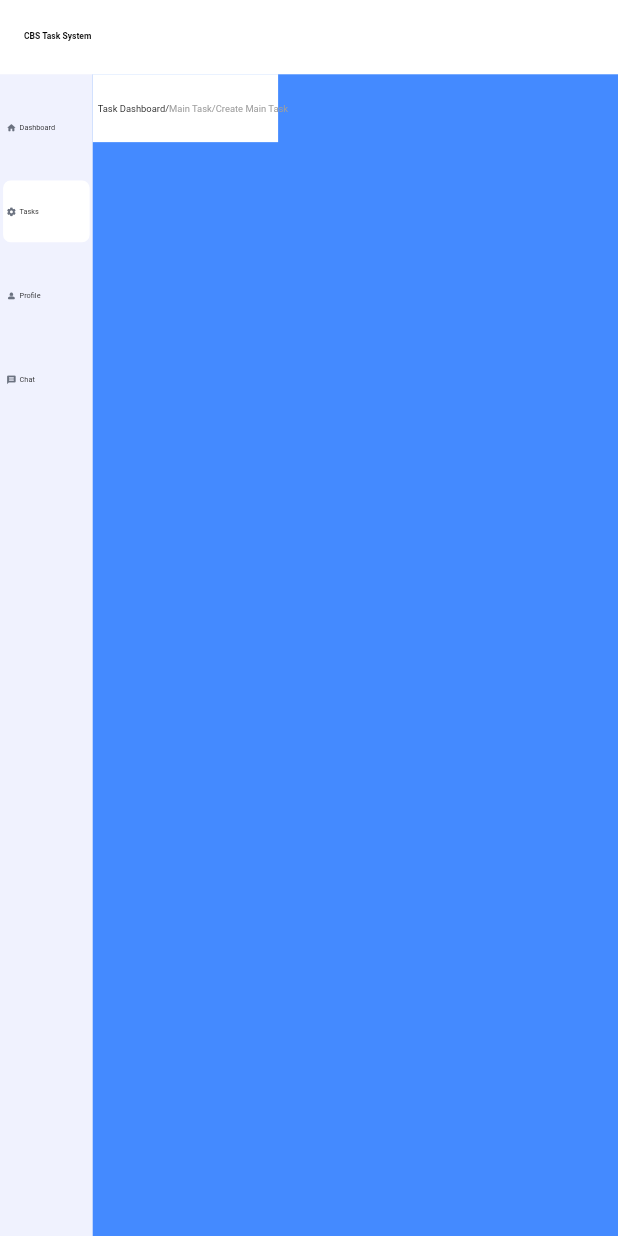
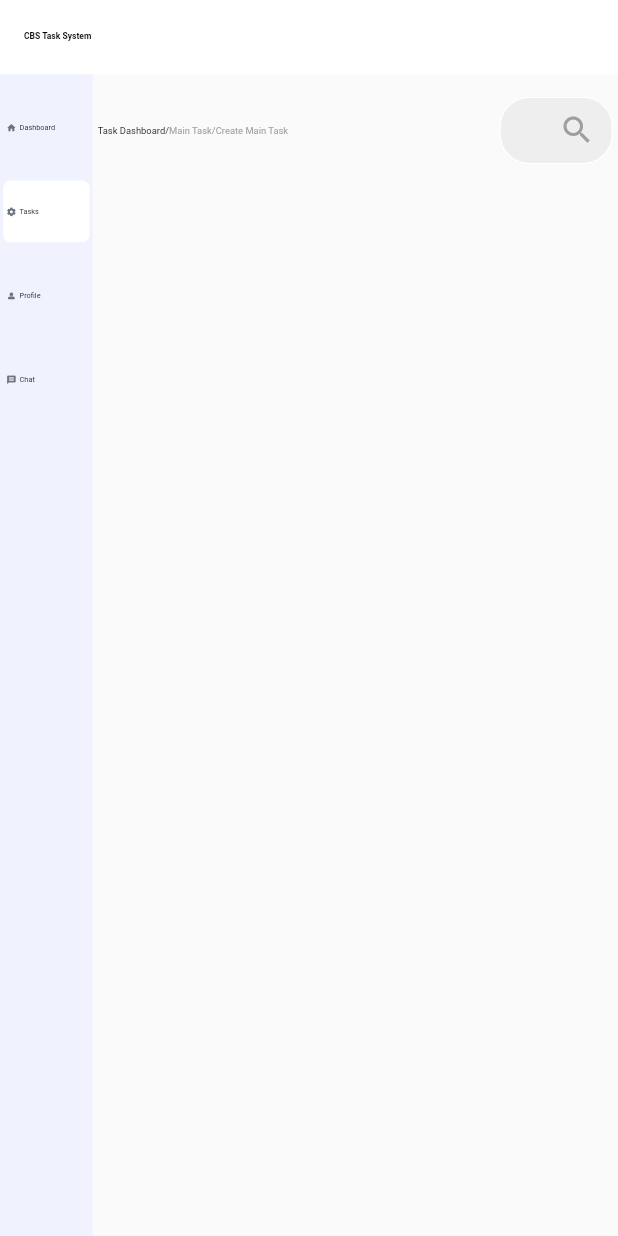
Before and after one commit to CBS-Developments/CBS-Task-System, a Flutter app: the screen it shows after launch, on a phone screen of 412 x 824 dp. Run offline on Flutter 3.47's test engine with Material 2 defaults, Android fonts, the phone set to English and light mode, and no system bars; missing offline and left inert: dart:js.

Commit message:
Search Box Set

```diff
--- a/task_system/lib/components/navigate_text.dart
+++ b/task_system/lib/components/navigate_text.dart
@@ -14,7 +14,7 @@ class NavigateText extends StatelessWidget {
       padding: EdgeInsets.symmetric(horizontal: navBoxPadding(context)),
       width: navBoxWidth(context),
       height: navBoxHeight(context),
-      color: Colors.white,
+      // color: Colors.white,
       child: Row(
         children: [
           Text(
--- /dev/null
+++ b/task_system/lib/components/search_box.dart
@@ -0,0 +1,39 @@
+import 'package:flutter/material.dart';
+import 'package:task_system/sizes/create_MainTask_Sizes.dart';
+
+class SearchBox extends StatelessWidget {
+  final searchController = TextEditingController();
+  SearchBox({Key? key}) : super(key: key);
+
+  @override
+  Widget build(BuildContext context) {
+    return Container(
+      padding: EdgeInsets.symmetric(horizontal: navBoxPadding(context)),
+      width: serBoxWidth(context),
+      height: serBoxHeight(context),
+      // color: Colors.white,
+      child: Center(
+        child: TextField(
+          controller: searchController,
+          textAlignVertical: TextAlignVertical.bottom,
+          decoration: InputDecoration(
+              suffixIcon: Icon(Icons.search,color: Colors.grey),
+              enabledBorder:  OutlineInputBorder(
+                borderSide: BorderSide(color: Colors.white),
+                borderRadius: BorderRadius.circular(20.0),
+              ),
+              focusedBorder: OutlineInputBorder(
+                borderSide: BorderSide(color: Colors.grey.shade300),
+                borderRadius: BorderRadius.circular(20.0),
+              ),
+              fillColor: Colors.grey.shade200,
+              filled: true,
+              hintText: 'Search',
+              hintStyle: TextStyle(color: Colors.grey[500],
+              )
+          ),
+        ),
+      ),
+    );
+  }
+}
--- a/task_system/lib/pages/tasks/createMainTask.dart
+++ b/task_system/lib/pages/tasks/createMainTask.dart
@@ -1,6 +1,7 @@
 import 'package:flutter/material.dart';
 import 'package:task_system/components/appBar.dart';
 import 'package:task_system/components/navigate_text.dart';
+import 'package:task_system/components/search_box.dart';
 import 'package:task_system/drawers/mainTaskDrawer.dart';
 import 'package:task_system/sizes/create_MainTask_Sizes.dart';
 
@@ -25,22 +26,26 @@ class _MainTaskState extends State<MainTask> {
           Container(
             width: rightSideWidth(context),
             height: getPageHeight(context),
-            color: Colors.blueAccent,
+            // color: Colors.blueAccent,
             child: Column(
               children: [
+                SizedBox(height: smallBoxHeight(context),),
                 Row(
+                  mainAxisAlignment: MainAxisAlignment.spaceBetween,
                   children: [
-                    NavigateText(firstText: 'Task Dashboard/', secText: 'Main Task/', thirdText: 'Create Main Task',),
+                    NavigateText(
+                      firstText: 'Task Dashboard/',
+                      secText: 'Main Task/',
+                      thirdText: 'Create Main Task',
+                    ),
+
+
+                     SearchBox()
                   ],
                 ),
-
-
               ],
             ),
-
           )
-
-
         ],
       ),
     );
--- a/task_system/lib/sizes/create_MainTask_Sizes.dart
+++ b/task_system/lib/sizes/create_MainTask_Sizes.dart
@@ -66,7 +66,7 @@ double navBoxHeight(BuildContext context) {
 }
 
 double navBoxWidth(BuildContext context) {
-  return (getPageWidth(context) * 0.3) ;
+  return (getPageWidth(context) * 0.4) ;
 }
 
 double navTextFont(BuildContext context) {
@@ -76,3 +76,24 @@ double navTextFont(BuildContext context) {
 double navBoxPadding(BuildContext context) {
   return (getPageWidth(context) * 0.008) ;
 }
+
+
+double serBoxHeight(BuildContext context) {
+  return (getPageHeight(context) * 0.055) ;
+}
+
+double serBoxWidth(BuildContext context) {
+  return (getPageWidth(context) * 0.2) ;
+}
+
+double serTextFont(BuildContext context) {
+  return (getPageWidth(context) * 0.004) * (getPageHeight(context) * 0.004);
+}
+
+double serBoxPadding(BuildContext context) {
+  return (getPageWidth(context) * 0.008) ;
+}
+
+double sizeBoxWidthL(BuildContext context) {
+  return (getPageWidth(context) * 0.2) ;
+}
```
